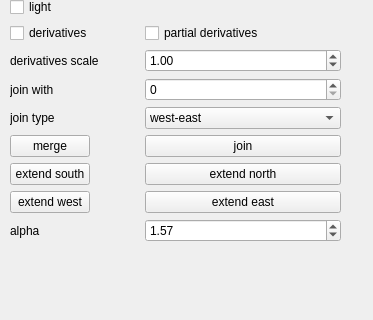
Qt form QtFramework/GUI/SideWidget.ui (ViktorGyorgy/grafika_projekt) before a commit; both pictures show x 0 to 373 and y 611 to 931 of the 373 by 1329 pixel window.
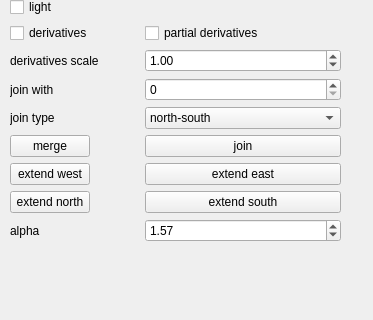
The same form after that commit. The open tabs and pages were chosen to show the change.

```diff
--- a/QtFramework/GUI/SideWidget.ui
+++ b/QtFramework/GUI/SideWidget.ui
@@ -810,11 +810,6 @@
       </item>
       <item row="13" column="1">
        <widget class="QComboBox" name="comboBoxSelectedPatchJoinType">
-        <item>
-         <property name="text">
-          <string>west-east</string>
-         </property>
-        </item>
         <item>
          <property name="text">
           <string>north-south</string>
@@ -844,28 +839,28 @@
       <item row="15" column="0">
        <widget class="QPushButton" name="pushButtonExtendWest">
         <property name="text">
-         <string>extend south</string>
+         <string>extend west</string>
         </property>
        </widget>
       </item>
       <item row="15" column="1">
        <widget class="QPushButton" name="pushButtonExtendEast">
         <property name="text">
-         <string>extend north</string>
+         <string>extend east</string>
         </property>
        </widget>
       </item>
       <item row="16" column="0">
        <widget class="QPushButton" name="pushButtonExtendNorth">
         <property name="text">
-         <string>extend west</string>
+         <string>extend north</string>
         </property>
        </widget>
       </item>
       <item row="16" column="1">
        <widget class="QPushButton" name="pushButtonExtendSouth">
         <property name="text">
-         <string>extend east</string>
+         <string>extend south</string>
         </property>
        </widget>
       </item>
```
Left out of the diff: 5 changed lines with no effect on the pictures.
